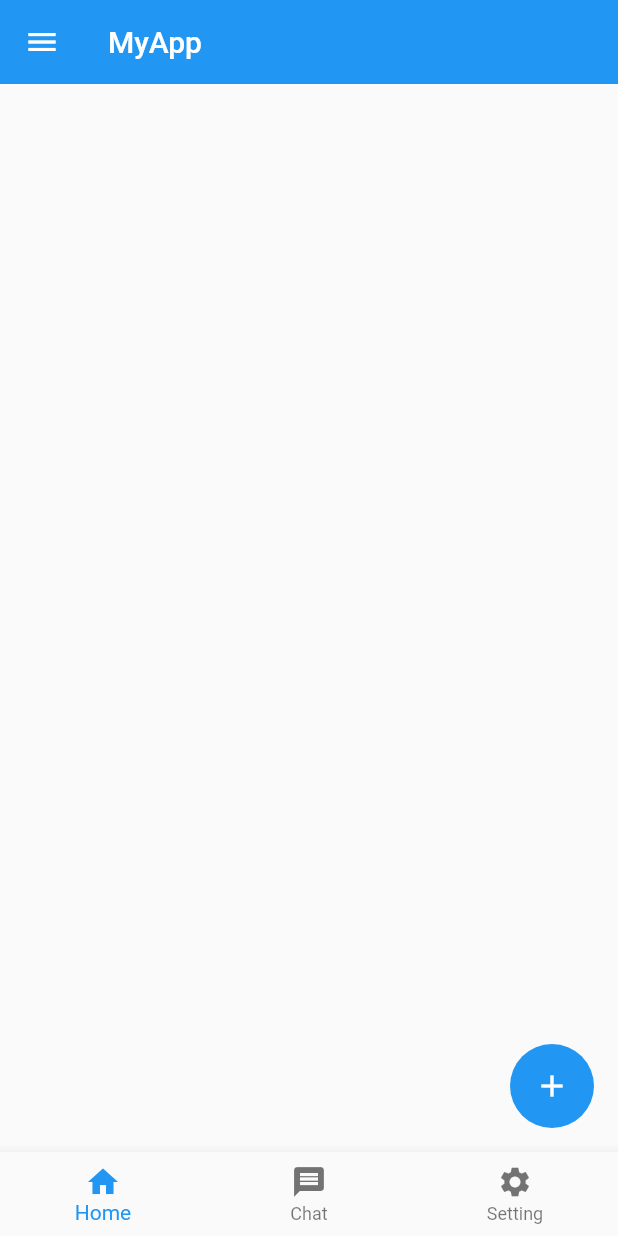
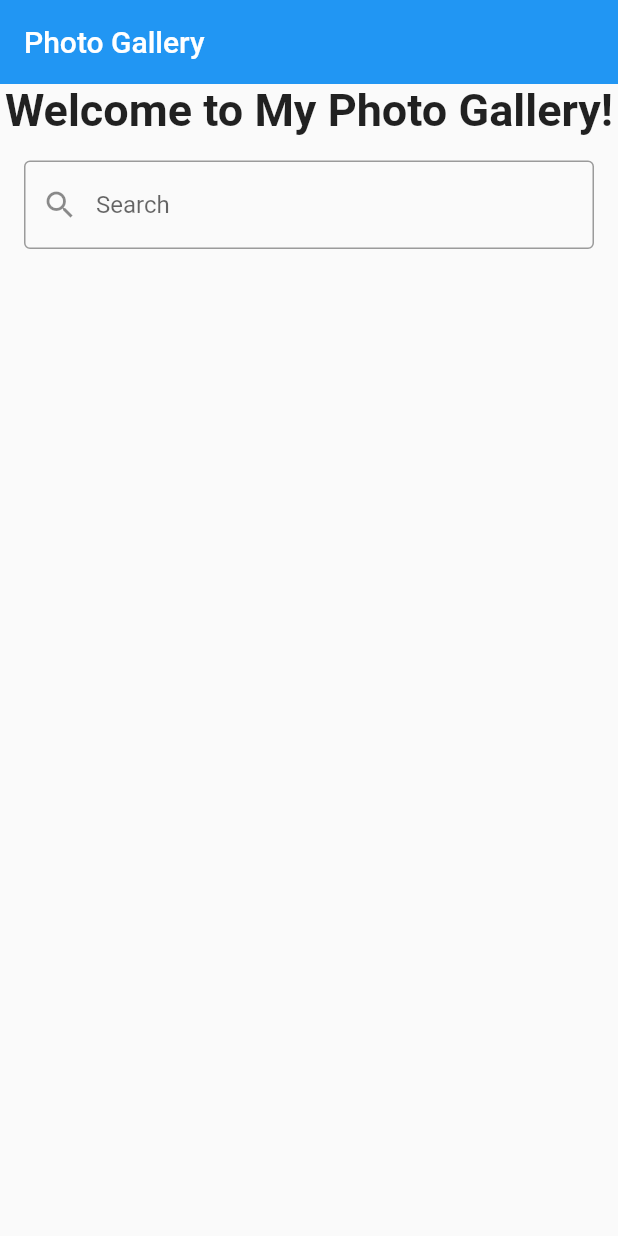
Before and after one commit to Pranto-P/Assginment, a Flutter app: the screen it shows after launch, on a phone screen of 412 x 824 dp. Run offline on Flutter 3.47's test engine with Material 2 defaults, Android fonts, the phone set to English and light mode, and no system bars.

Commit message:
Module_6_Assignment

```diff
--- a/lib/Module_6_Assignment/home.dart
+++ b/lib/Module_6_Assignment/home.dart
@@ -0,0 +1,50 @@
+import 'package:flutter/material.dart';
+
+class home extends StatelessWidget {
+  const home({Key? key}) : super(key: key);
+
+  @override
+  Widget build(BuildContext context) {
+    return MaterialApp(
+      debugShowCheckedModeBanner: false,
+      home: hm(),
+    );
+  }
+}
+class hm extends StatelessWidget {
+  const hm({Key? key}) : super(key: key);
+
+  @override
+  Widget build(BuildContext context) {
+    return Scaffold(
+      appBar: AppBar(
+        title: Text("Photo Gallery"),
+        elevation: 0,
+      ),
+      body: SingleChildScrollView(
+        child: Column(
+          children: [
+            Container(
+              child: Center(
+                child: Text("Welcome to My Photo Gallery!",style: TextStyle(
+                  fontSize: 30,
+                  fontWeight: FontWeight.bold
+                ),),
+              ),
+            ),
+            Padding(
+              padding: const EdgeInsets.all(16.0),
+              child: TextField(
+                decoration: InputDecoration(
+                  border: OutlineInputBorder(),
+                  prefixIcon: Icon(Icons.search),
+                  hintText: 'Search'
+                ),
+              ),
+            )
+          ],
+        ),
+      ),
+    );
+  }
+}
--- a/lib/main.dart
+++ b/lib/main.dart
@@ -1,6 +1,7 @@
+import 'package:assignment/Module_6_Assignment/home.dart';
 import 'package:assignment/home.dart';
 import 'package:flutter/material.dart';
 
 void main() {
-  runApp(const assignment());
+  runApp(home());
 }
```
